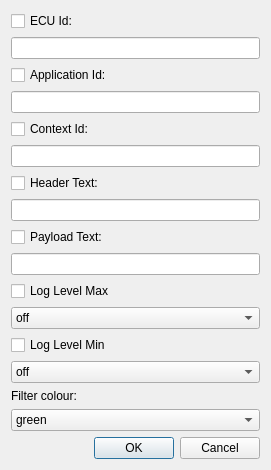
Before: the Qt Designer form src/filterdialog.ui in COVESA/dlt-viewer, drawn with Qt 5.
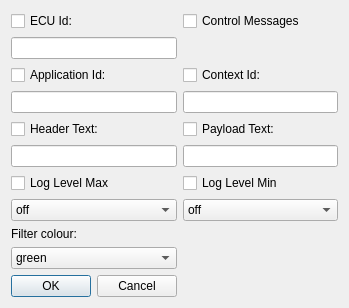
After: the same form once the commit is applied.

Commit message: [GSW-34] Add Filter nad Marker parameter for DLT Control messages

Patch:
```diff
--- a/src/filterdialog.ui
+++ b/src/filterdialog.ui
@@ -6,80 +6,56 @@
    <rect>
     <x>0</x>
     <y>0</y>
-    <width>271</width>
-    <height>454</height>
+    <width>349</width>
+    <height>299</height>
    </rect>
   </property>
   <property name="windowTitle">
    <string>Filter Configuration</string>
   </property>
-  <layout class="QVBoxLayout" name="verticalLayout">
-   <item>
+  <layout class="QGridLayout" name="gridLayout">
+   <item row="0" column="0">
     <widget class="QCheckBox" name="checkBoxEcuId">
      <property name="text">
       <string>ECU Id:</string>
      </property>
     </widget>
    </item>
-   <item>
+   <item row="1" column="0">
     <widget class="QLineEdit" name="lineEditEcuId"/>
    </item>
-   <item>
+   <item row="2" column="0">
     <widget class="QCheckBox" name="checkBoxApplicationId">
      <property name="text">
       <string>Application Id:</string>
      </property>
     </widget>
    </item>
-   <item>
+   <item row="3" column="0">
     <widget class="QLineEdit" name="lineEditApplicationId">
      <property name="maxLength">
       <number>4</number>
      </property>
     </widget>
    </item>
-   <item>
-    <widget class="QCheckBox" name="checkBoxContextId">
-     <property name="text">
-      <string>Context Id:</string>
-     </property>
-    </widget>
-   </item>
-   <item>
-    <widget class="QLineEdit" name="lineEditContextId">
-     <property name="maxLength">
-      <number>4</number>
-     </property>
-    </widget>
-   </item>
-   <item>
+   <item row="6" column="0">
     <widget class="QCheckBox" name="checkBoxHeaderText">
      <property name="text">
       <string>Header Text:</string>
      </property>
     </widget>
    </item>
-   <item>
+   <item row="7" column="0">
     <widget class="QLineEdit" name="lineEditHeaderText"/>
    </item>
-   <item>
-    <widget class="QCheckBox" name="checkBoxPayloadText">
-     <property name="text">
-      <string>Payload Text:</string>
-     </property>
-    </widget>
-   </item>
-   <item>
-    <widget class="QLineEdit" name="lineEditPayloadText"/>
-   </item>
-   <item>
+   <item row="10" column="0">
     <widget class="QCheckBox" name="checkBoxLogLevelMax">
      <property name="text">
       <string>Log Level Max</string>
      </property>
     </widget>
    </item>
-   <item>
+   <item row="11" column="0">
     <widget class="QComboBox" name="comboBoxLogLevelMax">
      <item>
       <property name="text">
@@ -118,60 +94,14 @@
      </item>
     </widget>
    </item>
-   <item>
-    <widget class="QCheckBox" name="checkBoxLogLevelMin">
-     <property name="text">
-      <string>Log Level Min</string>
-     </property>
-    </widget>
-   </item>
-   <item>
-    <widget class="QComboBox" name="comboBoxLogLevelMin">
-     <item>
-      <property name="text">
-       <string>off</string>
-      </property>
-     </item>
-     <item>
-      <property name="text">
-       <string>fatal</string>
-      </property>
-     </item>
-     <item>
-      <property name="text">
-       <string>error</string>
-      </property>
-     </item>
-     <item>
-      <property name="text">
-       <string>warn</string>
-      </property>
-     </item>
-     <item>
-      <property name="text">
-       <string>info</string>
-      </property>
-     </item>
-     <item>
-      <property name="text">
-       <string>debug</string>
-      </property>
-     </item>
-     <item>
-      <property name="text">
-       <string>verbose</string>
-      </property>
-     </item>
-    </widget>
-   </item>
-   <item>
+   <item row="14" column="0">
     <widget class="QLabel" name="label">
      <property name="text">
       <string>Filter colour:</string>
      </property>
     </widget>
    </item>
-   <item>
+   <item row="15" column="0">
     <widget class="QComboBox" name="comboBoxFilterColour">
      <item>
       <property name="text">
@@ -205,7 +135,7 @@
      </item>
     </widget>
    </item>
-   <item>
+   <item row="16" column="0">
     <widget class="QDialogButtonBox" name="buttonBox">
      <property name="orientation">
       <enum>Qt::Horizontal</enum>
@@ -215,6 +145,83 @@
      </property>
     </widget>
    </item>
+   <item row="2" column="1">
+    <widget class="QCheckBox" name="checkBoxContextId">
+     <property name="text">
+      <string>Context Id:</string>
+     </property>
+    </widget>
+   </item>
+   <item row="3" column="1">
+    <widget class="QLineEdit" name="lineEditContextId">
+     <property name="maxLength">
+      <number>4</number>
+     </property>
+    </widget>
+   </item>
+   <item row="6" column="1">
+    <widget class="QCheckBox" name="checkBoxPayloadText">
+     <property name="text">
+      <string>Payload Text:</string>
+     </property>
+    </widget>
+   </item>
+   <item row="7" column="1">
+    <widget class="QLineEdit" name="lineEditPayloadText"/>
+   </item>
+   <item row="10" column="1">
+    <widget class="QCheckBox" name="checkBoxLogLevelMin">
+     <property name="text">
+      <string>Log Level Min</string>
+     </property>
+    </widget>
+   </item>
+   <item row="11" column="1">
+    <widget class="QComboBox" name="comboBoxLogLevelMin">
+     <item>
+      <property name="text">
+       <string>off</string>
+      </property>
+     </item>
+     <item>
+      <property name="text">
+       <string>fatal</string>
+      </property>
+     </item>
+     <item>
+      <property name="text">
+       <string>error</string>
+      </property>
+     </item>
+     <item>
+      <property name="text">
+       <string>warn</string>
+      </property>
+     </item>
+     <item>
+      <property name="text">
+       <string>info</string>
+      </property>
+     </item>
+     <item>
+      <property name="text">
+       <string>debug</string>
+      </property>
+     </item>
+     <item>
+      <property name="text">
+       <string>verbose</string>
+      </property>
+     </item>
+    </widget>
+   </item>
+   <item row="0" column="1">
+    <widget class="QCheckBox" name="checkBoxCtrlMsgs">
+     <property name="text">
+      <string>Control Messages</string>
+     </property>
+    </widget>
+   </item>
   </layout>
  </widget>
  <resources/>
```
The commit also changes 7 other files.
